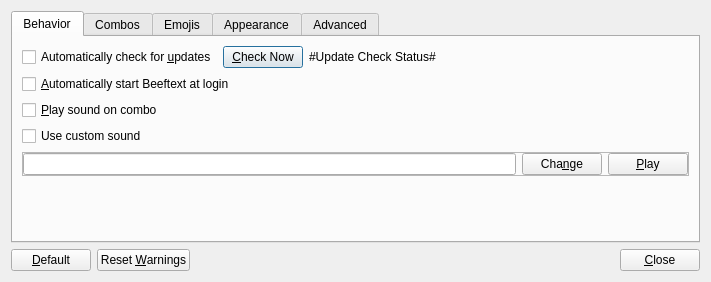
This is Beeftext/PreferencesDialog.ui in xmichelo/Beeftext as Qt 5 draws it before an edit. The edited form follows.
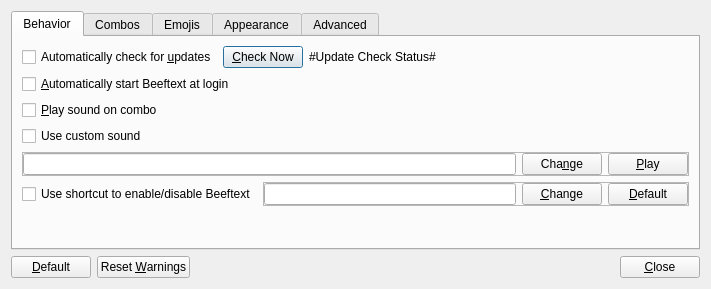
This is the edited form. The open tabs and pages were chosen to show the change.

Commit message: Implemented GUI in preference to change the app enable/disable shortcut. Fixes #100.

Patch:
```diff
--- a/Beeftext/PreferencesDialog.ui
+++ b/Beeftext/PreferencesDialog.ui
@@ -7,7 +7,7 @@
     <x>0</x>
     <y>0</y>
     <width>709</width>
-    <height>268</height>
+    <height>289</height>
    </rect>
   </property>
   <property name="windowTitle">
@@ -115,6 +115,77 @@
          </layout>
         </widget>
        </item>
+       <item>
+        <layout class="QHBoxLayout" name="horizontalLayout_12" stretch="0,0">
+         <item>
+          <widget class="QCheckBox" name="CheckAppEnableDisable">
+           <property name="text">
+            <string>Use shortcut to enable/disable Beeftext</string>
+           </property>
+          </widget>
+         </item>
+         <item>
+          <widget class="QFrame" name="frameAppEnableDisableShortcut">
+           <property name="minimumSize">
+            <size>
+             <width>100</width>
+             <height>0</height>
+            </size>
+           </property>
+           <property name="frameShape">
+            <enum>QFrame::StyledPanel</enum>
+           </property>
+           <property name="frameShadow">
+            <enum>QFrame::Raised</enum>
+           </property>
+           <layout class="QHBoxLayout" name="horizontalLayout_13">
+            <property name="leftMargin">
+             <number>0</number>
+            </property>
+            <property name="topMargin">
+             <number>0</number>
+            </property>
+            <property name="rightMargin">
+             <number>0</number>
+            </property>
+            <property name="bottomMargin">
+             <number>0</number>
+            </property>
+            <item>
+             <widget class="QLineEdit" name="editAppEnableDisableShortcut">
+              <property name="minimumSize">
+               <size>
+                <width>200</width>
+                <height>0</height>
+               </size>
+              </property>
+              <property name="maxLength">
+               <number>50</number>
+              </property>
+              <property name="readOnly">
+               <bool>true</bool>
+              </property>
+             </widget>
+            </item>
+            <item>
+             <widget class="QPushButton" name="buttonChangeAppEnableDisableShortcut">
+              <property name="text">
+               <string>&amp;Change</string>
+              </property>
+             </widget>
+            </item>
+            <item>
+             <widget class="QPushButton" name="buttonDefaultAppEnableDisableShortcut">
+              <property name="text">
+               <string>&amp;Default</string>
+              </property>
+             </widget>
+            </item>
+           </layout>
+          </widget>
+         </item>
+        </layout>
+       </item>
        <item>
         <spacer name="verticalSpacer">
          <property name="orientation">
```
Left out of the diff: 123 changed lines with no effect on the pictures. The commit also changes 6 other files.
